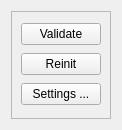
Qt form Code/GUI/lib/Resources/ContourManualSegmentationWidget.ui (gofigure2/GoFigure2) before a commit.
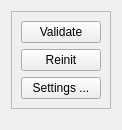
The same form after that commit.

The edit to the form file:
```diff
--- a/Code/GUI/lib/Resources/ContourManualSegmentationWidget.ui
+++ b/Code/GUI/lib/Resources/ContourManualSegmentationWidget.ui
@@ -77,6 +77,19 @@
      </layout>
     </widget>
    </item>
+   <item row="1" column="0">
+    <spacer name="verticalSpacer">
+     <property name="orientation">
+      <enum>Qt::Vertical</enum>
+     </property>
+     <property name="sizeHint" stdset="0">
+      <size>
+       <width>20</width>
+       <height>40</height>
+      </size>
+     </property>
+    </spacer>
+   </item>
   </layout>
  </widget>
  <resources/>
```
